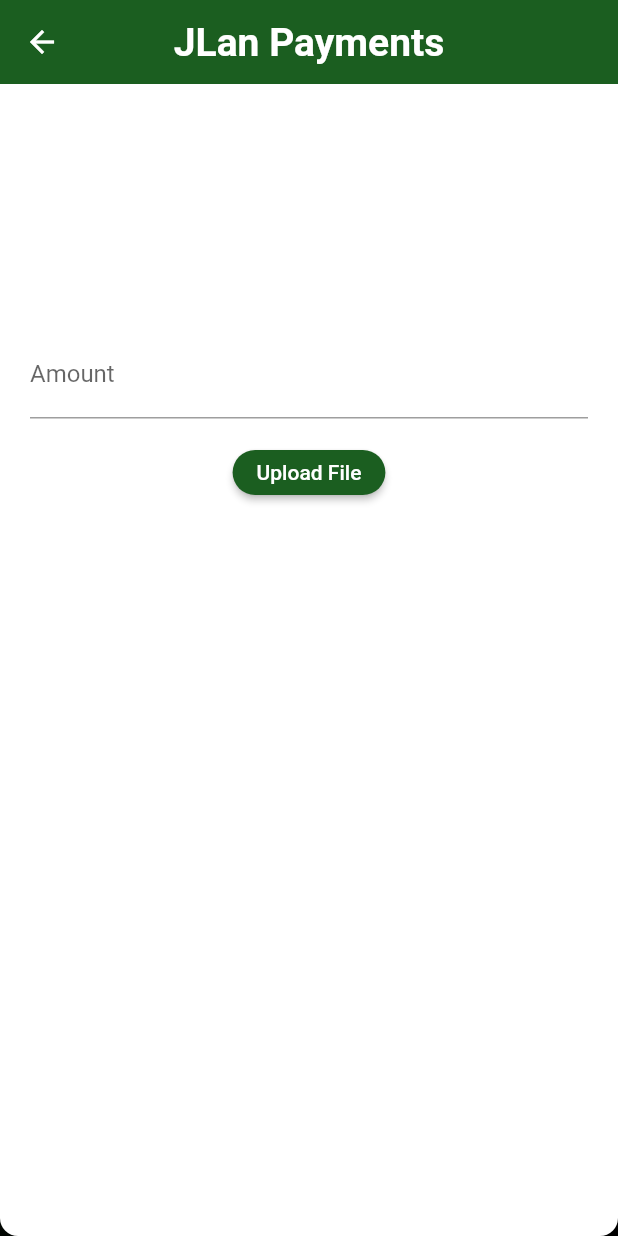
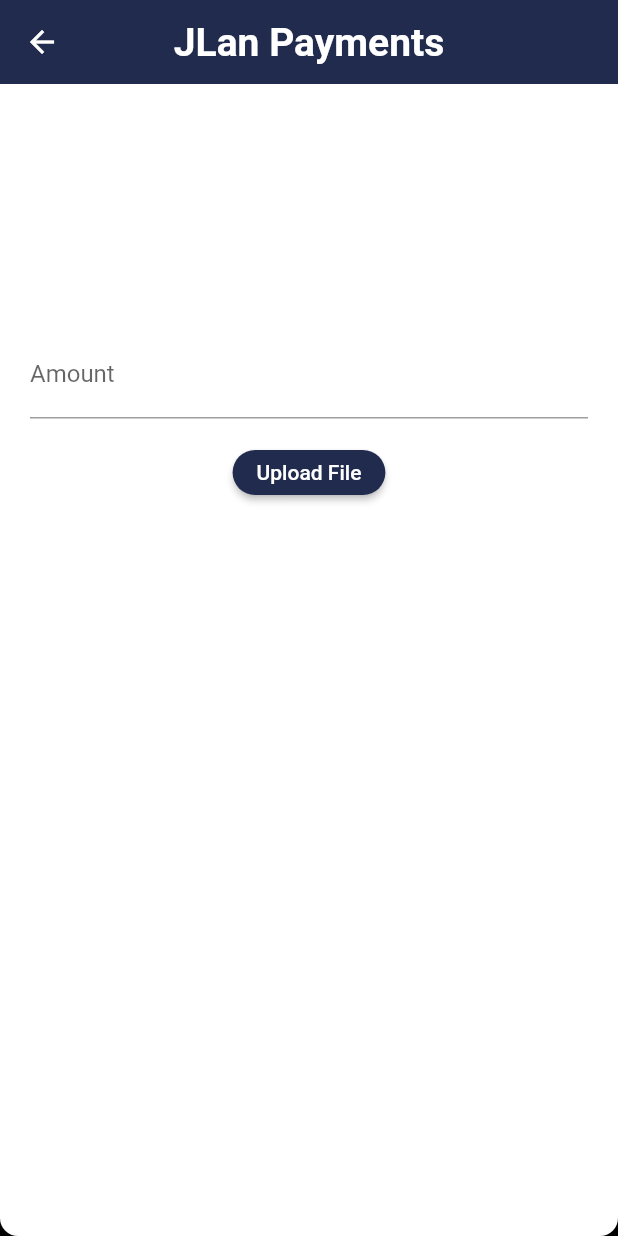
Before and after one commit to hassankhan5805/JLan, a Flutter app: the UserPayments screen opened directly, after a tap on the "add" icon, on a phone screen of 412 x 824 dp. Run offline on Flutter 3.47's test engine with Material 2 defaults, Android fonts, the phone set to English and light mode, and no system bars; our stand-ins replace cloud_firestore, file_picker, firebase_auth, firebase_core, firebase_messaging, firebase_storage and 6 more; accounts and stored records are empty.

```diff
--- a/lib/screens/home/views/add_payment.dart
+++ b/lib/screens/home/views/add_payment.dart
@@ -4,8 +4,11 @@ import 'package:firebase_auth/firebase_auth.dart';
 import 'package:firebase_storage/firebase_storage.dart';
 import 'package:flutter/material.dart';
 import 'package:get/get.dart';
+import 'package:image_picker/image_picker.dart';
+import 'package:jlan/controllers/loading.dart';
 import 'package:jlan/models/payments.dart';
 import 'package:jlan/utils/constant/color.dart';
+import 'package:jlan/utils/widgets/loading.dart';
 import '../../../services/services.dart';
 
 class AddPayment extends StatefulWidget {
@@ -21,13 +24,16 @@ class _AddPaymentState extends State<AddPayment> {
   TextEditingController amountController = TextEditingController();
   FilePickerResult? pickedFile;
   bool amountEntered = false;
+  final loading = Get.find<LoadingController>();
+
   String? fileName;
 
   @override
   Widget build(BuildContext context) {
     final devSize = MediaQuery.of(context).size;
-
-    return Scaffold(
+    return Stack(
+      children: [
+        Scaffold(
             extendBodyBehindAppBar: true,
             appBar: AppBar(
                 elevation: 0,
@@ -66,7 +72,8 @@ class _AddPaymentState extends State<AddPayment> {
                   height: devSize.height - 400,
                   width: devSize.width,
                   decoration: BoxDecoration(
-                  color: Colors.white, borderRadius: BorderRadius.circular(12)),
+                      color: Colors.white,
+                      borderRadius: BorderRadius.circular(12)),
                   child: Column(
                     children: [
                       SizedBox(
@@ -105,8 +112,11 @@ class _AddPaymentState extends State<AddPayment> {
                   ),
                 ),
                 replacement: Padding(
-              padding: const EdgeInsets.only(top: 100.0),
+                  padding: const EdgeInsets.all(80),
                   child: ListTile(
+                    tileColor: Colors.white,
+                    iconColor: Colors.white,
+                    textColor: Colors.white,
                     title: Text("Choose File"),
                     leading: Icon(Icons.photo_outlined),
                     onTap: () async {
@@ -116,16 +126,21 @@ class _AddPaymentState extends State<AddPayment> {
                         var file = File(pickedFile!.files.single.path!);
                         uploadFile(file);
                       }
-                  Navigator.of(context).pop();
                     },
                   ),
                 ),
               ),
-        ));
+            )),
+        LoadingWidget(),
+      ],
+    );
   }
 
 //step 2 upload file
   Future uploadFile(File file) async {
+    setState(() {
+      loading.isLoading.value = true;
+    });
     String uid = widget.UID == null
         ? FirebaseAuth.instance.currentUser!.uid
         : widget.UID!;
@@ -149,6 +164,8 @@ class _AddPaymentState extends State<AddPayment> {
           Services()
               .setPayment(x, uid)
               .then((value) => throwError("File uploaded"));
+          loading.isLoading.value = false;
+          Navigator.of(context).pop();
         }, onError: (err) {
           throwError(err.toString());
         });
@@ -161,6 +178,9 @@ class _AddPaymentState extends State<AddPayment> {
   }
 
   throwError(String a) {
+    setState(() {
+      loading.isLoading.value = false;
+    });
     Get.snackbar(
       "$a",
       "",
--- a/lib/screens/home/views/list_admin.dart
+++ b/lib/screens/home/views/list_admin.dart
@@ -3,10 +3,7 @@ import 'package:jlan/services/services.dart';
 import 'package:jlan/utils/signout.dart';
 import 'package:jlan/utils/widgets/loading.dart';
 import 'package:flutter/material.dart';
-import 'package:get/get.dart';
-import '../../../services/auth.dart';
 import '../../../utils/constant/color.dart';
-import '../../authentication/welcome.dart';
 
 class ListAdmin extends StatelessWidget {
   ListAdmin({Key? key}) : super(key: key);
--- a/lib/screens/home/views/list_tenants.dart
+++ b/lib/screens/home/views/list_tenants.dart
@@ -5,9 +5,7 @@ import 'package:jlan/utils/signout.dart';
 import 'package:jlan/utils/widgets/loading.dart';
 import 'package:flutter/material.dart';
 import 'package:get/get.dart';
-import '../../../services/auth.dart';
 import '../../../utils/constant/color.dart';
-import '../../authentication/welcome.dart';
 
 class ListTenants extends StatelessWidget {
   ListTenants({Key? key}) : super(key: key);
--- a/lib/screens/home/views/tenant_home.dart
+++ b/lib/screens/home/views/tenant_home.dart
@@ -4,10 +4,8 @@ import 'dart:io';
 import 'package:cloud_firestore/cloud_firestore.dart';
 import 'package:jlan/models/apartment.dart';
 import 'package:jlan/models/tenants.dart';
-import 'package:jlan/screens/authentication/welcome.dart';
 import 'package:jlan/screens/home/views/user_docs.dart';
 import 'package:jlan/screens/home/views/user_payments.dart';
-import 'package:jlan/services/auth.dart';
 import 'package:jlan/services/services.dart';
 import 'package:firebase_auth/firebase_auth.dart';
 import 'package:firebase_storage/firebase_storage.dart';
--- a/lib/screens/home/views/user_payments.dart
+++ b/lib/screens/home/views/user_payments.dart
@@ -2,6 +2,7 @@ import 'dart:io';
 import 'dart:typed_data';
 
 import 'package:flutter/foundation.dart';
+import 'package:jlan/controllers/loading.dart';
 import 'package:jlan/models/payments.dart';
 import 'package:jlan/screens/home/views/add_payment.dart';
 import 'package:jlan/services/services.dart';
@@ -15,12 +16,15 @@ import '../../../utils/constant/color.dart';
 class UserPayments extends StatelessWidget {
   final String? UID;
   UserPayments({Key? key, this.UID}) : super(key: key);
-  // final tenantController = Get.find<tenantController>();
+
+  final loading = Get.find<LoadingController>();
 
   @override
   Widget build(BuildContext context) {
     final devSize = MediaQuery.of(context).size;
-    return Scaffold(
+    return Stack(
+      children: [
+        Scaffold(
           extendBodyBehindAppBar: true,
           appBar: AppBar(
               elevation: 0,
@@ -71,20 +75,22 @@ class UserPayments extends StatelessWidget {
                         itemBuilder: (context, index) {
                           return GestureDetector(
                             onTap: () {
+                              loading.isLoading.value = true;
                               downloadFile(snapshot.data![index].payID,
                                   snapshot.data![index].photoURL);
                             },
                             child: Container(
                               height: 100,
-                          margin:
-                              EdgeInsets.symmetric(horizontal: 16, vertical: 8),
+                              margin: EdgeInsets.symmetric(
+                                  horizontal: 16, vertical: 8),
                               padding: EdgeInsets.all(8),
                               decoration: BoxDecoration(
                                   color: Colors.white,
                                   borderRadius: BorderRadius.circular(16)),
                               alignment: Alignment.center,
                               child: Row(
-                            mainAxisAlignment: MainAxisAlignment.spaceAround,
+                                mainAxisAlignment:
+                                    MainAxisAlignment.spaceAround,
                                 children: [
                                   Icon(Icons.payment, color: Colors.black),
                                   Column(
@@ -123,7 +129,8 @@ class UserPayments extends StatelessWidget {
                                               primary: ColorsRes.primary,
                                               shape: new RoundedRectangleBorder(
                                                 borderRadius:
-                                                new BorderRadius.circular(30.0),
+                                                    new BorderRadius.circular(
+                                                        30.0),
                                               ),
                                             ),
                                             onPressed: () {
@@ -157,6 +164,9 @@ class UserPayments extends StatelessWidget {
                   UID: UID,
                 ));
               }),
+        ),
+        LoadingWidget(),
+      ],
     );
   }
 
@@ -185,10 +195,13 @@ class UserPayments extends StatelessWidget {
       file
           .writeAsBytes(decodedBytes)
           .then((value) async => await OpenFile.open(file.path));
+      loading.isLoading.value = false;
     });
   }
 
   throwError(String a) {
+    loading.isLoading.value = false;
+
     Get.snackbar(
       "$a",
       "",
--- a/lib/utils/constant/color.dart
+++ b/lib/utils/constant/color.dart
@@ -4,5 +4,5 @@ class ColorsRes {
   static Color pink = Colors.pink.shade300;
   static const Color green = Color(0xFF4B8068);
   static const Color darkGreen = Color(0xFF3F6B57);
-  static  Color primary = Colors.green.shade900;
+  static Color primary = Color.fromARGB(255, 32, 43, 78);
 }
```
Also changed, not shown: lib/screens/authentication/id_verification.dart (+6 -14 lines), lib/screens/home/views/user_docs.dart (+26 -6 lines), 2 other files. Lines whose indentation alone changed are shown as unchanged.
